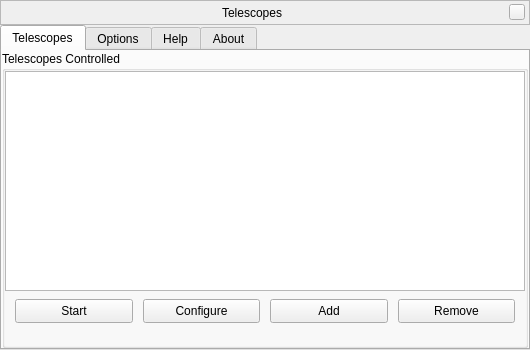
Old version of the form plugins/TelescopeControl/src/gui/telescopeDialog.ui in the repository 519984307/stellarium_src.
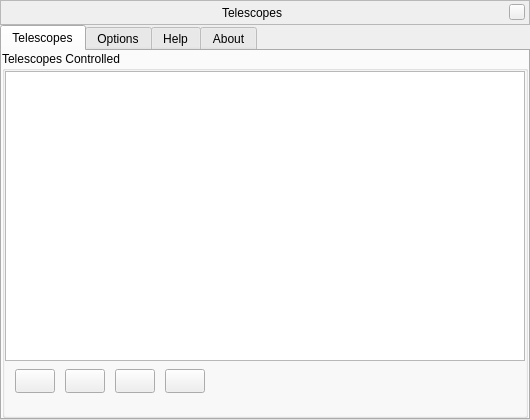
New version of the form. Icons and pictures are not drawn. Custom widgets are drawn as their Qt base class.

The edit to the form file:
```diff
--- a/plugins/TelescopeControl/src/gui/telescopeDialog.ui
+++ b/plugins/TelescopeControl/src/gui/telescopeDialog.ui
@@ -7,27 +7,15 @@
     <x>0</x>
     <y>0</y>
     <width>530</width>
-    <height>350</height>
+    <height>420</height>
    </rect>
   </property>
   <property name="sizePolicy">
-   <sizepolicy hsizetype="Minimum" vsizetype="MinimumExpanding">
+   <sizepolicy hsizetype="Minimum" vsizetype="Expanding">
     <horstretch>0</horstretch>
     <verstretch>0</verstretch>
    </sizepolicy>
   </property>
-  <property name="minimumSize">
-   <size>
-    <width>530</width>
-    <height>350</height>
-   </size>
-  </property>
-  <property name="maximumSize">
-   <size>
-    <width>800</width>
-    <height>600</height>
-   </size>
-  </property>
   <layout class="QVBoxLayout" name="verticalLayoutTelescopeDialog">
    <property name="spacing">
     <number>0</number>
@@ -153,17 +141,11 @@
    <item>
     <widget class="QTabWidget" name="tabs">
      <property name="sizePolicy">
-      <sizepolicy hsizetype="Preferred" vsizetype="Minimum">
+      <sizepolicy hsizetype="Preferred" vsizetype="Expanding">
        <horstretch>0</horstretch>
        <verstretch>0</verstretch>
       </sizepolicy>
      </property>
-     <property name="minimumSize">
-      <size>
-       <width>0</width>
-       <height>10</height>
-      </size>
-     </property>
      <property name="currentIndex">
       <number>0</number>
      </property>
@@ -301,31 +283,21 @@
              </property>
              <item>
               <widget class="QPushButton" name="pushButtonChangeStatus">
-               <property name="sizePolicy">
-                <sizepolicy hsizetype="Expanding" vsizetype="Fixed">
-                 <horstretch>0</horstretch>
-                 <verstretch>0</verstretch>
-                </sizepolicy>
-               </property>
                <property name="minimumSize">
                 <size>
                  <width>0</width>
                  <height>24</height>
                 </size>
                </property>
-               <property name="text">
-                <string>Start</string>
+               <property name="icon">
+                <iconset resource="../../../../data/gui/guiRes.qrc">
+                 <normaloff>:/graphicGui/uibtStart.png</normaloff>
+                 <disabledoff>:/graphicGui/uibtStart-disabled.png</disabledoff>:/graphicGui/uibtStart.png</iconset>
                </property>
               </widget>
              </item>
              <item>
               <widget class="QPushButton" name="pushButtonConfigure">
-               <property name="sizePolicy">
-                <sizepolicy hsizetype="Expanding" vsizetype="Fixed">
-                 <horstretch>0</horstretch>
-                 <verstretch>0</verstretch>
-                </sizepolicy>
-               </property>
                <property name="minimumSize">
                 <size>
                  <width>0</width>
@@ -338,19 +310,15 @@
                <property name="layoutDirection">
                 <enum>Qt::RightToLeft</enum>
                </property>
-               <property name="text">
-                <string>Configure</string>
+               <property name="icon">
+                <iconset resource="../../../../data/gui/guiRes.qrc">
+                 <normaloff>:/graphicGui/uibtSettings.png</normaloff>
+                 <disabledoff>:/graphicGui/uibtSettings-disabled.png</disabledoff>:/graphicGui/uibtSettings.png</iconset>
                </property>
               </widget>
              </item>
              <item>
               <widget class="QPushButton" name="pushButtonAdd">
-               <property name="sizePolicy">
-                <sizepolicy hsizetype="Expanding" vsizetype="Fixed">
-                 <horstretch>0</horstretch>
-                 <verstretch>0</verstretch>
-                </sizepolicy>
-               </property>
                <property name="minimumSize">
                 <size>
                  <width>0</width>
@@ -363,8 +331,10 @@
                <property name="layoutDirection">
                 <enum>Qt::RightToLeft</enum>
                </property>
-               <property name="text">
-                <string>Add</string>
+               <property name="icon">
+                <iconset resource="../../../../data/gui/guiRes.qrc">
+                 <normaloff>:/graphicGui/uibtCreate.png</normaloff>
+                 <disabledoff>:/graphicGui/uibtCreate-disabled.png</disabledoff>:/graphicGui/uibtCreate.png</iconset>
                </property>
               </widget>
              </item>
@@ -373,12 +343,6 @@
                <property name="enabled">
                 <bool>true</bool>
                </property>
-               <property name="sizePolicy">
-                <sizepolicy hsizetype="Expanding" vsizetype="Fixed">
-                 <horstretch>0</horstretch>
-                 <verstretch>0</verstretch>
-                </sizepolicy>
-               </property>
                <property name="minimumSize">
                 <size>
                  <width>0</width>
@@ -388,11 +352,26 @@
                <property name="toolTip">
                 <string>Remove the selected telescope</string>
                </property>
-               <property name="text">
-                <string>Remove</string>
+               <property name="icon">
+                <iconset resource="../../../../data/gui/guiRes.qrc">
+                 <normaloff>:/graphicGui/uibtDelete.png</normaloff>
+                 <disabledoff>:/graphicGui/uibtDelete-disabled.png</disabledoff>:/graphicGui/uibtDelete.png</iconset>
                </property>
               </widget>
              </item>
+             <item>
+              <spacer name="horizontalSpacer">
+               <property name="orientation">
+                <enum>Qt::Horizontal</enum>
+               </property>
+               <property name="sizeHint" stdset="0">
+                <size>
+                 <width>40</width>
+                 <height>20</height>
+                </size>
+               </property>
+              </spacer>
+             </item>
             </layout>
            </widget>
           </item>
```
Left out of the diff: 21 changed lines with no effect on the pictures.
